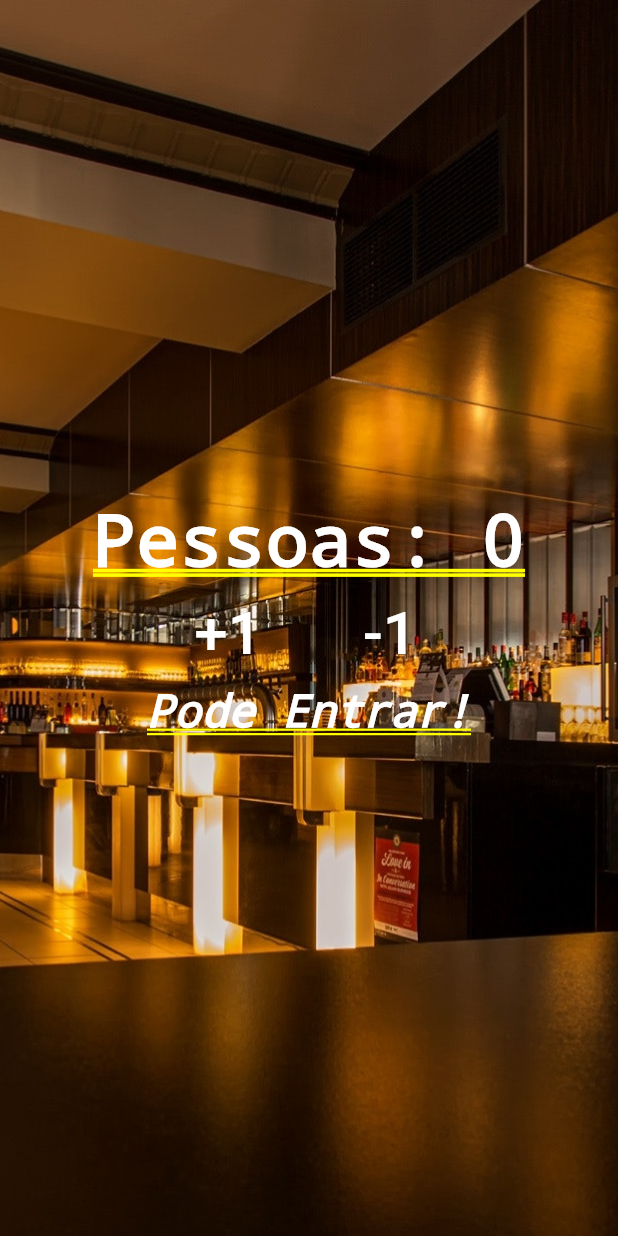
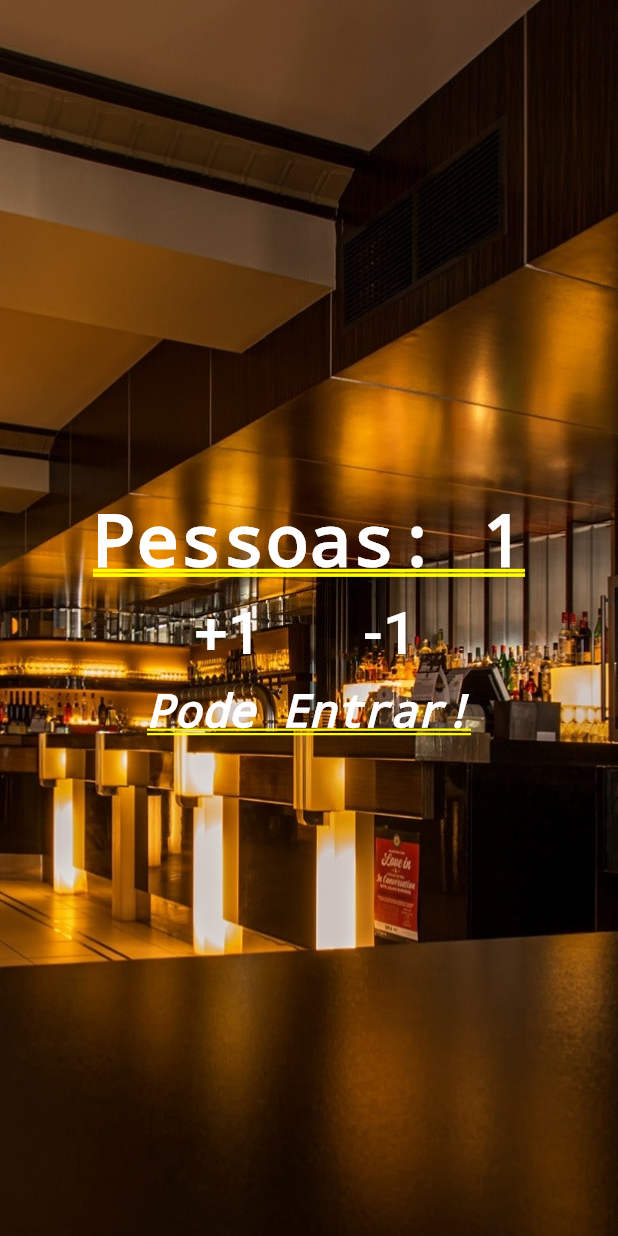
Before and after one commit to fhs2020/flutter_App_Contador_De_Pessoas, a Flutter app: the screen it shows after launch, after a tap on "+1", on a phone screen of 412 x 824 dp. Run offline on Flutter 3.47's test engine with Material 2 defaults, Android fonts, the phone set to English and light mode, and no system bars.

Commit message:
Novas funcionalidades do contador de pessoas

```diff
--- a/lib/main.dart
+++ b/lib/main.dart
@@ -3,7 +3,29 @@ import 'package:flutter/material.dart';
 void main() {
   runApp(MaterialApp(
       title: "Contador de Pessoas",
-      home: Stack(
+      home: Home()));
+}
+
+class Home extends StatefulWidget {
+  @override
+  _HomeState createState() => _HomeState();
+}
+
+class _HomeState extends State<Home> {
+
+  int _people = 0;
+  String _infoText = "Pode Entrar!";
+
+  void _changePeople(int delta){
+    setState(() {
+      _people += delta;
+    });
+  }
+
+
+  @override
+  Widget build(BuildContext context) {
+    return Stack(
       children: <Widget>[
         Image.asset(
           "images/restaurant.jpg",
@@ -14,7 +36,7 @@ void main() {
           mainAxisAlignment: MainAxisAlignment.center,
           children: <Widget>[
             Text(
-                "Pessoas: 0",
+              "Pessoas: $_people",
               style: TextStyle(
                 color: Colors.white,
                 fontWeight: FontWeight.bold,
@@ -30,7 +52,7 @@ void main() {
                       "+1",
                       style: TextStyle(fontSize: 40.0, color: Colors.white),
                     ),
-                      onPressed: () {},
+                    onPressed: () { _changePeople(1); },
                   ),
                 ),
                 Padding(
@@ -40,13 +62,13 @@ void main() {
                       "-1",
                       style: TextStyle(fontSize: 40.0, color: Colors.white),
                     ),
-                      onPressed: () {},
+                    onPressed: () { _changePeople(-1);},
                   ),
                 ),
               ],
             ),
             Text(
-                "Pode Entrar!",
+              _infoText,
               style: TextStyle(
                   color: Colors.white,
                   fontStyle: FontStyle.italic,
@@ -55,5 +77,6 @@ void main() {
           ],
         )
       ],
-      )));
+    );
   }
+}
```
Lines whose indentation alone changed are shown as unchanged.
